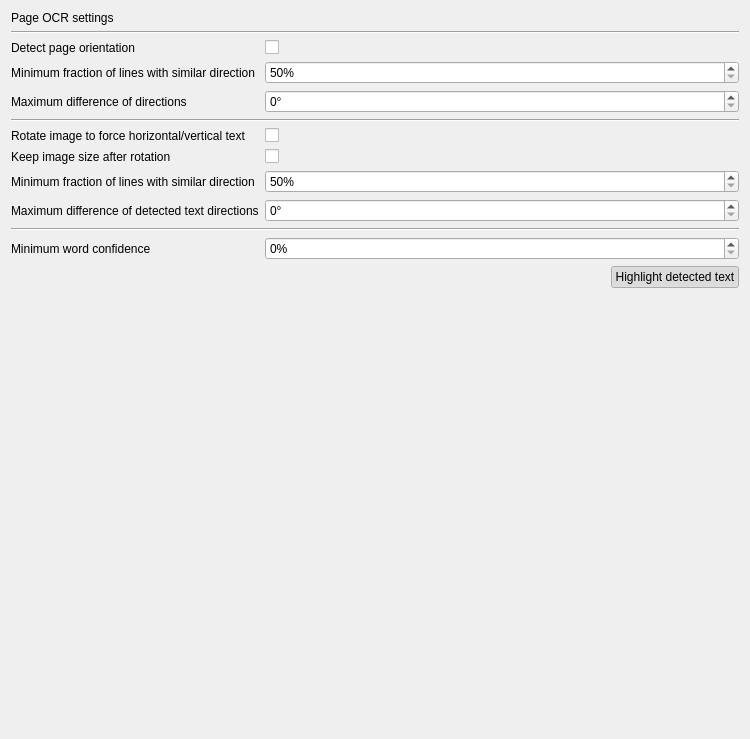
Before: the Qt Designer form src/gui/ocr_settings_widget.ui in p12tic/sanescan, drawn with Qt 5.
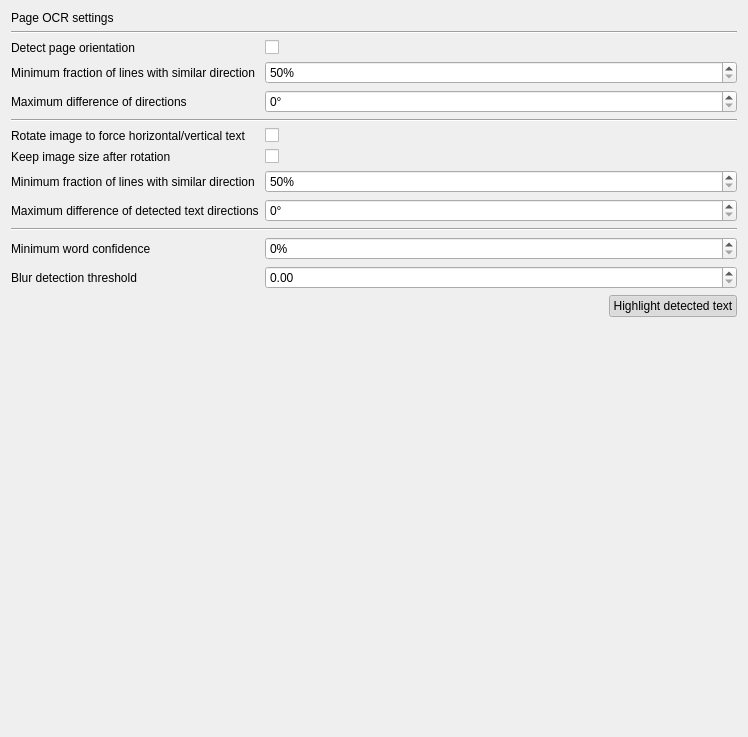
After: the same form once the commit is applied.

Commit message: gui: Implement a way to detect blurry areas

Patch:
```diff
--- a/src/gui/ocr_settings_widget.ui
+++ b/src/gui/ocr_settings_widget.ui
@@ -6,8 +6,8 @@
    <rect>
     <x>0</x>
     <y>0</y>
-    <width>750</width>
-    <height>739</height>
+    <width>748</width>
+    <height>737</height>
    </rect>
   </property>
   <property name="windowTitle">
@@ -198,6 +198,23 @@
        </property>
       </widget>
      </item>
+     <item row="10" column="0">
+      <widget class="QLabel" name="label_blur_detect">
+       <property name="text">
+        <string>Blur detection threshold</string>
+       </property>
+      </widget>
+     </item>
+     <item row="10" column="1">
+      <widget class="QDoubleSpinBox" name="spinbox_blur_detect">
+       <property name="maximum">
+        <double>1.000000000000000</double>
+       </property>
+       <property name="singleStep">
+        <double>0.010000000000000</double>
+       </property>
+      </widget>
+     </item>
     </layout>
    </item>
    <item>
```
The commit also changes 11 other files.
